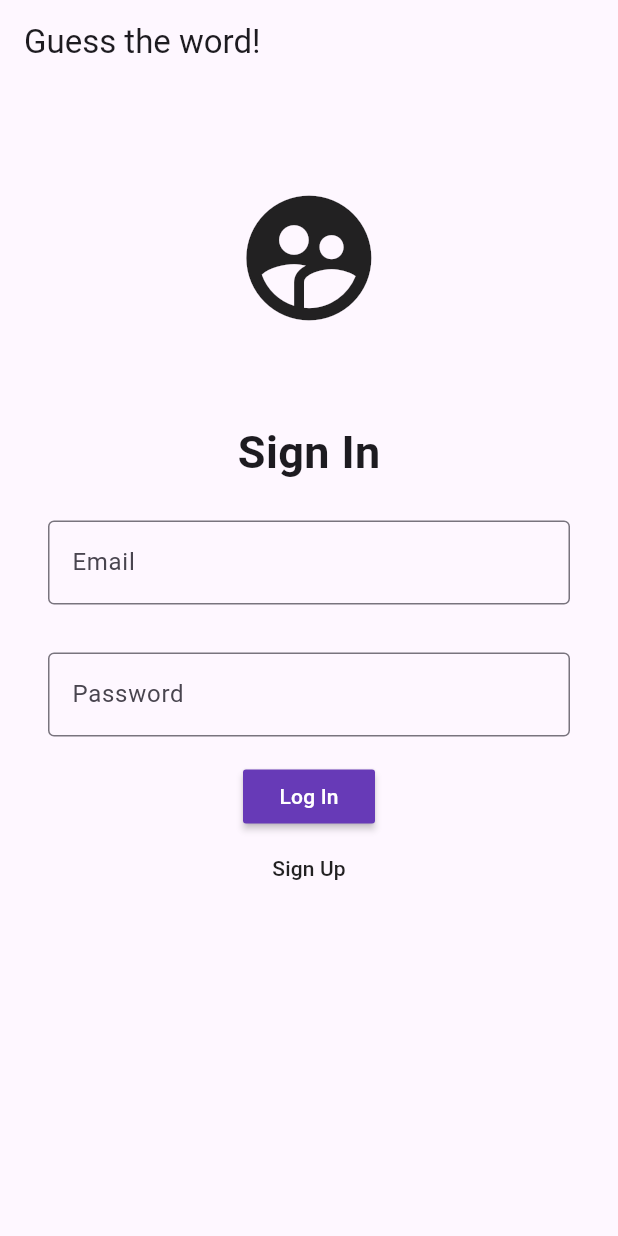
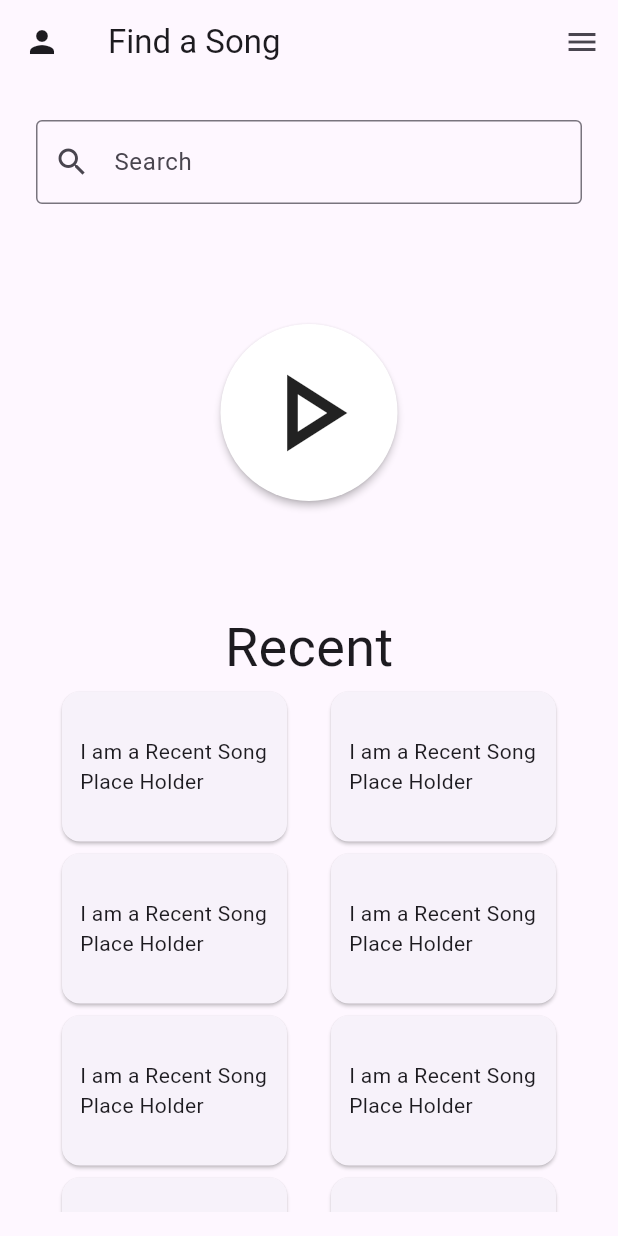
Before and after one commit to JP-Tellez/Groove-It, a Flutter app: the screen it shows after launch, on a phone screen of 412 x 824 dp. Run offline on Flutter 3.47's test engine with Material 3 defaults, Android fonts, the phone set to English and light mode, and no system bars.

Commit message:
Search + History Page

```diff
--- /dev/null
+++ b/lib/groove_it.dart
@@ -0,0 +1,98 @@
+import 'package:flutter/material.dart';
+import 'package:flutter/widgets.dart';
+
+class Groove_It extends StatelessWidget {
+  Groove_It({super.key});
+
+  @override
+  Widget build(BuildContext context) {
+    return Scaffold(
+        appBar: AppBar(
+            title: Text(
+              'Find a Song',
+            ),
+            leading: Icon(Icons.person),
+            actions: [
+              IconButton(
+                icon: Icon(
+                  Icons.menu,
+                ),
+                onPressed: () {},
+              ),
+            ]),
+        body: Padding(
+          padding: EdgeInsets.all(16.0),
+          child: Column(
+            children: [
+              Padding(
+                padding: const EdgeInsets.all(8.0),
+                child: TextField(
+                  decoration: InputDecoration(
+                      border: OutlineInputBorder(),
+                      prefixIcon: Icon(Icons.search),
+                      label: Text("Search")),
+                ),
+              ),
+              SizedBox(height: 72),
+              RawMaterialButton(
+                onPressed: () {},
+                elevation: 2.0,
+                fillColor: Colors.white,
+                child: Icon(
+                  Icons.play_arrow_outlined,
+                  size: 88.0,
+                ),
+                padding: EdgeInsets.all(15.0),
+                shape: CircleBorder(),
+              ),
+              SizedBox(height: 72),
+              Row(
+                mainAxisAlignment: MainAxisAlignment.center,
+                children: [
+                  Text(
+                    "Recent",
+                    style: TextStyle(fontSize: 36),
+                  )
+                ],
+              ),
+              Expanded(child: Recent())
+            ],
+          ),
+        ));
+  }
+}
+
+class Recent extends StatelessWidget {
+  const Recent({super.key});
+
+  @override
+  Widget build(BuildContext context) {
+    return ListView.builder(
+      itemCount: 5,
+      shrinkWrap: true,
+      itemBuilder: (BuildContext context, int index) {
+        return Row(
+          mainAxisAlignment: MainAxisAlignment.spaceEvenly,
+          children: [
+            Card(
+                child: SizedBox(
+                    width: 150,
+                    height: 100,
+                    child: Padding(
+                        padding: EdgeInsets.all(12.0),
+                        child: Center(
+                            child: Text("I am a Recent Song Place Holder"))))),
+            Card(
+                child: SizedBox(
+                    width: 150,
+                    height: 100,
+                    child: Padding(
+                        padding: EdgeInsets.all(12.0),
+                        child: Center(
+                            child: Text("I am a Recent Song Place Holder"))))),
+          ],
+        );
+      },
+    );
+  }
+}
--- a/lib/login.dart
+++ b/lib/login.dart
@@ -8,7 +8,7 @@ class Login extends StatelessWidget {
     return Scaffold(
         appBar: AppBar(
           title: Text(
-            'Guess the word!',
+            'Login',
           ),
         ),
         body: Padding(
--- a/lib/main.dart
+++ b/lib/main.dart
@@ -1,5 +1,6 @@
 import 'package:flutter/material.dart';
 import 'package:groove_it/login.dart';
+import 'package:groove_it/groove_it.dart';
 import 'package:groove_it/providers/login_provider.dart';
 import 'package:provider/provider.dart';
 
@@ -21,7 +22,7 @@ class MyApp extends StatelessWidget {
       title: 'Groove It',
       // theme:
       //     ThemeData(colorScheme: ColorScheme.fromSeed(seedColor: Colors.green)),
-      home: Login(),
+      home: Groove_It(),
     );
   }
 }
```
